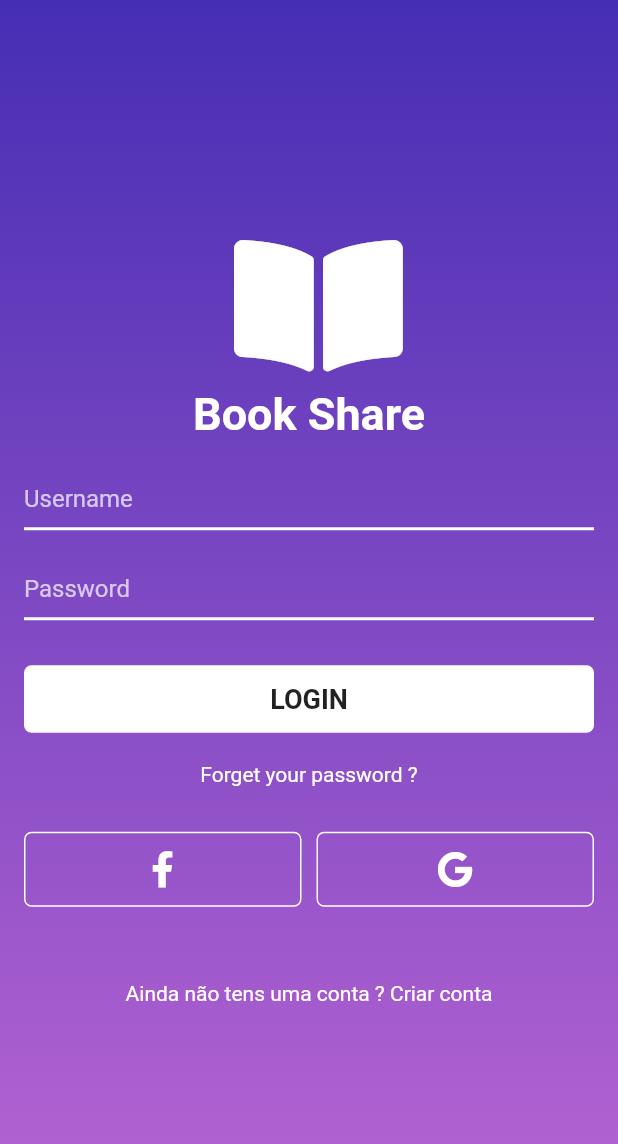
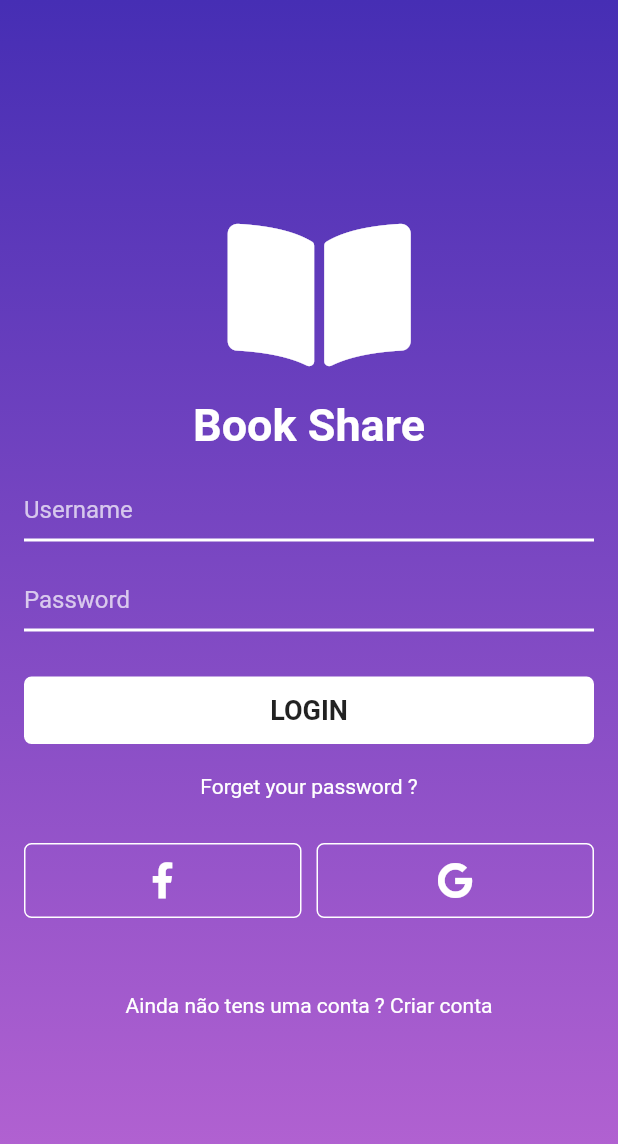
Before and after one commit to MarcioQuimbundo/bookshare, a Flutter app: the LoginPage screen opened directly, on a phone screen of 412 x 824 dp. Shown: the top 1144 px of the screen. Run offline on Flutter 3.47's test engine with Material 2 defaults, Android fonts, the phone set to English and light mode, and no system bars; our stand-ins replace font_awesome_flutter; Roboto replaces fonts that are missing (Georgia).

Commit message:
Update login

```diff
--- a/lib/main.dart
+++ b/lib/main.dart
@@ -1,12 +1,11 @@
 import 'package:bookshare/ui/login/login_page.dart';
-import 'package:bookshare/ui/register/reigister_page.dart';
 import 'package:flutter/material.dart';
 
 void main() {
   runApp(
     MaterialApp(
       debugShowCheckedModeBanner: false,
-      home: RegisterPage(),
+      home: LoginPage(),
     )
   );
 }
--- a/lib/ui/login/icon-animated.dart
+++ b/lib/ui/login/icon-animated.dart
@@ -2,6 +2,7 @@ import 'dart:math';
 
 import 'package:flutter/material.dart';
 import 'package:flutter/widgets.dart';
+import 'package:font_awesome_flutter/font_awesome_flutter.dart';
 
 class IconLocation extends StatefulWidget {
   IconLocation({
@@ -10,7 +11,6 @@ class IconLocation extends StatefulWidget {
     this.size = 50.0,
     this.itemBuilder,
     this.duration = const Duration(milliseconds: 2400),
-    this.icon
   })  : assert(
             !(itemBuilder is IndexedWidgetBuilder && color is Color) &&
                 !(itemBuilder == null && color == null),
@@ -22,7 +22,6 @@ class IconLocation extends StatefulWidget {
   final double size;
   final IndexedWidgetBuilder itemBuilder;
   final Duration duration;
-  final IconData icon;
 
   @override
   _SpinKitPumpingHeartState createState() => _SpinKitPumpingHeartState();
@@ -61,7 +60,11 @@ class _SpinKitPumpingHeartState extends State<IconLocation>
   Widget _itemBuilder(int index) {
     return widget.itemBuilder != null
         ? widget.itemBuilder(context, index)
-        : Icon(widget.icon, size:  widget.size);
+        : Icon(
+          FontAwesomeIcons.bookOpen,
+          size: widget.size,
+          color: Colors.white,
+        );
   }
 }
 
--- a/lib/ui/login/login_page.dart
+++ b/lib/ui/login/login_page.dart
@@ -1,4 +1,5 @@
 import 'package:bookshare/ui/login/icon-animated.dart';
+import 'package:bookshare/ui/register/reigister_page.dart';
 import 'package:flutter/material.dart';
 import 'package:font_awesome_flutter/font_awesome_flutter.dart';
 
@@ -36,12 +37,11 @@ class _LoginPageState extends State<LoginPage> {
                     Column(
                       mainAxisAlignment: MainAxisAlignment.center,
                       children: <Widget>[
-                        Icon(
-                          FontAwesomeIcons.bookOpen,
-                          size:100,
-                       color: Colors.white,
+                        IconLocation(
+                          size: 100,
+                          color: Colors.white,
                         ),
-                        SizedBox(height: 5,),
+                        SizedBox(height: 20,),
                         Text(
                           'Book Share',
                           style: TextStyle(
@@ -166,9 +166,16 @@ class _LoginPageState extends State<LoginPage> {
                       ],
                     ),
                     SizedBox(height: 50,),
-                    Text(
-                      'Ainda não tens uma conta ? Criar conta',
-                      style: TextStyle(color: Colors.white),
+                    GestureDetector(
+                      onTap: () {
+                        Navigator.of(context).push(
+                          MaterialPageRoute(builder: (context) => RegisterPage())
+                        );
+                      },
+                      child: Text(
+                        'Ainda não tens uma conta ? Criar conta',
+                        style: TextStyle(color: Colors.white),
+                      ),
                     )
                 ],
               ),
```
